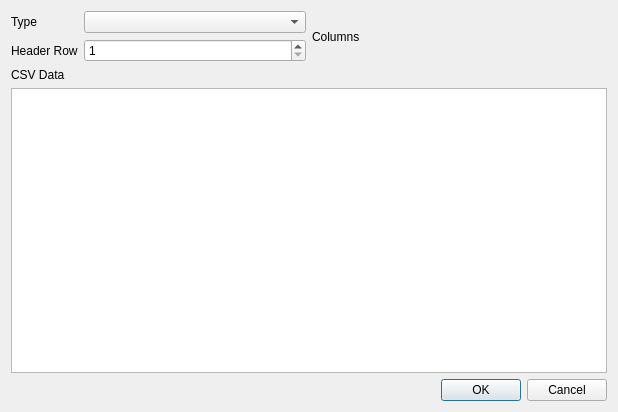
Old version of the form designer/parserdialog.ui in the repository RuggedScience/AccelExplorer.
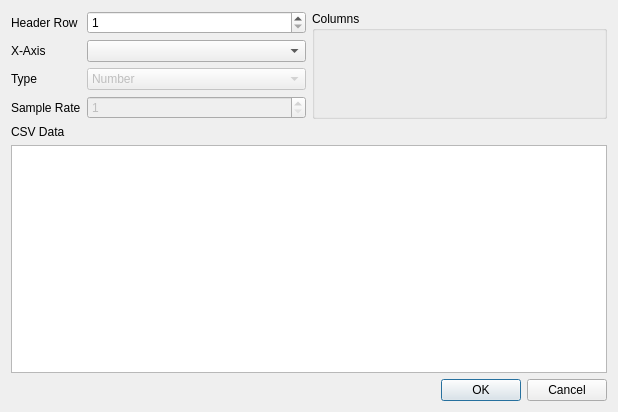
New version of the form. Custom widgets are drawn as their Qt base class.

Commit message: Updated parser dialog with index selection

Patch:
```diff
--- a/designer/parserdialog.ui
+++ b/designer/parserdialog.ui
@@ -25,27 +25,13 @@
         <number>0</number>
        </property>
        <item row="0" column="0">
-        <widget class="QLabel" name="typeLabel">
-         <property name="text">
-          <string>Type</string>
-         </property>
-        </widget>
-       </item>
-       <item row="0" column="1">
-        <widget class="QComboBox" name="typeComboBox">
-         <property name="currentText">
-          <string/>
-         </property>
-        </widget>
-       </item>
-       <item row="1" column="0">
         <widget class="QLabel" name="headerRowLabel">
          <property name="text">
           <string>Header Row</string>
          </property>
         </widget>
        </item>
-       <item row="1" column="1">
+       <item row="0" column="1">
         <widget class="QSpinBox" name="headerRowSpinBox">
          <property name="minimum">
           <number>1</number>
@@ -55,21 +41,89 @@
          </property>
         </widget>
        </item>
+       <item row="1" column="0">
+        <widget class="QLabel" name="label_2">
+         <property name="text">
+          <string>X-Axis</string>
+         </property>
+        </widget>
+       </item>
+       <item row="1" column="1">
+        <widget class="QComboBox" name="indexComboBox"/>
+       </item>
+       <item row="2" column="0">
+        <widget class="QLabel" name="label_3">
+         <property name="text">
+          <string>Type</string>
+         </property>
+        </widget>
+       </item>
+       <item row="2" column="1">
+        <widget class="QComboBox" name="indexTypeComboBox">
+         <property name="enabled">
+          <bool>false</bool>
+         </property>
+         <item>
+          <property name="text">
+           <string>Number</string>
+          </property>
+         </item>
+         <item>
+          <property name="text">
+           <string>Timestamp</string>
+          </property>
+         </item>
+         <item>
+          <property name="text">
+           <string>Seconds</string>
+          </property>
+         </item>
+         <item>
+          <property name="text">
+           <string>Milliseconds</string>
+          </property>
+         </item>
+         <item>
+          <property name="text">
+           <string>Microseconds</string>
+          </property>
+         </item>
+         <item>
+          <property name="text">
+           <string>Nanoseconds</string>
+          </property>
+         </item>
+        </widget>
+       </item>
+       <item row="3" column="0">
+        <widget class="QLabel" name="label_4">
+         <property name="text">
+          <string>Sample Rate</string>
+         </property>
+        </widget>
+       </item>
+       <item row="3" column="1">
+        <widget class="QSpinBox" name="sampleRateSpinBox">
+         <property name="enabled">
+          <bool>false</bool>
+         </property>
+         <property name="minimum">
+          <number>1</number>
+         </property>
+         <property name="maximum">
+          <number>999999999</number>
+         </property>
+        </widget>
+       </item>
       </layout>
      </item>
      <item>
-      <layout class="QVBoxLayout" name="verticalLayout_4">
-       <item>
-        <widget class="QLabel" name="label">
-         <property name="text">
-          <string>Columns</string>
-         </property>
-        </widget>
-       </item>
-       <item>
-        <layout class="QVBoxLayout" name="headerLayout"/>
-       </item>
-      </layout>
+      <widget class="QGroupBox" name="headerGroupBox">
+       <property name="title">
+        <string>Columns</string>
+       </property>
+       <layout class="QVBoxLayout" name="headerLayout"/>
+      </widget>
      </item>
     </layout>
    </item>
```
The commit also changes 5 other files.
